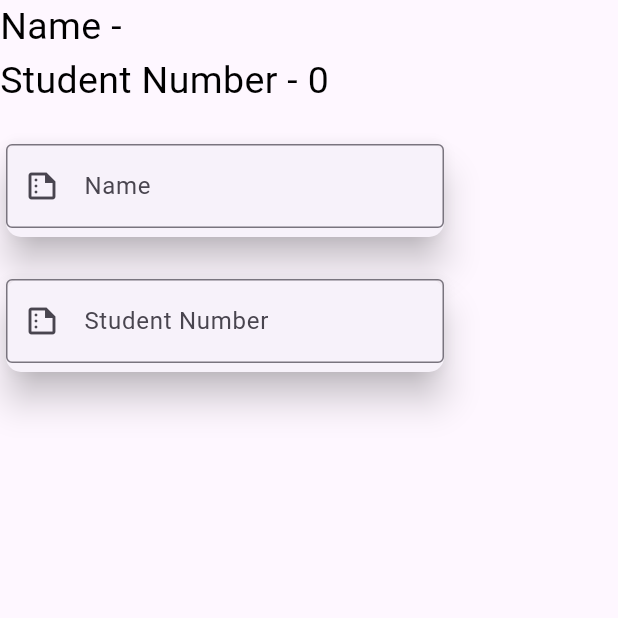
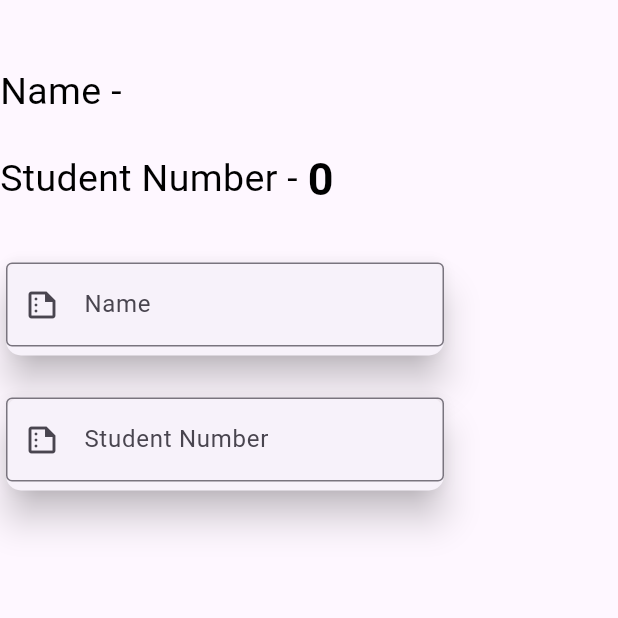
Before and after one commit to NaVindu0315/Flutter-Widgets, a Flutter app: the RealData screen opened directly, on a phone screen of 412 x 824 dp, the top half of it. Run offline on Flutter 3.47's test engine with Material 3 defaults, Android fonts, the phone set to English and light mode, and no system bars; our stand-ins replace firebase_core; accounts and stored records are empty.

Commit message:
layout chgned

```diff
--- a/lib/firebase/realtime.dart
+++ b/lib/firebase/realtime.dart
@@ -30,26 +30,49 @@ class _RealDataState extends State<RealData> {
     return Scaffold(
         body: SafeArea(
       child: Column(mainAxisSize: MainAxisSize.min, children: [
-        Row(
-          children: [
-            Text(
-              'Name - $name',
-              style: TextStyle(fontSize: 25.0, color: Colors.black),
-            ),
-            Spacer(),
-          ],
+        SizedBox(
+          height: 40.0,
         ),
         Row(
           children: [
             Text(
-              'Student Number - $stnum',
-              style: TextStyle(fontSize: 25.0, color: Colors.black),
+              'Name - ',
+              style: TextStyle(
+                fontSize: 25.0,
+                color: Colors.black,
+              ),
+            ),
+            Text(
+              '$name',
+              style: TextStyle(
+                  fontSize: 30.0,
+                  color: Colors.black,
+                  fontWeight: FontWeight.bold),
             ),
             Spacer(),
           ],
         ),
         SizedBox(
-          height: 20.0,
+          height: 15.0,
+        ),
+        Row(
+          children: [
+            Text(
+              'Student Number - ',
+              style: TextStyle(fontSize: 25.0, color: Colors.black),
+            ),
+            Text(
+              '$stnum',
+              style: TextStyle(
+                  fontSize: 30.0,
+                  color: Colors.black,
+                  fontWeight: FontWeight.bold),
+            ),
+            Spacer(),
+          ],
+        ),
+        SizedBox(
+          height: 30.0,
         ),
         Row(
           children: [
```
